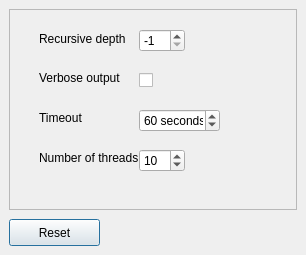
The window that linkcheck/gui/ui/options.ui (wummel/linkchecker) describes before a commit, drawn with Qt 5.
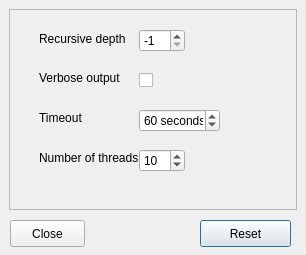
The same window after the commit.

Commit message: Added close button in options dialog

What changed in the file:
```diff
--- a/linkcheck/gui/ui/options.ui
+++ b/linkcheck/gui/ui/options.ui
@@ -15,8 +15,8 @@
   <widget class="QPushButton" name="resetButton" >
    <property name="geometry" >
     <rect>
-     <x>9</x>
-     <y>219</y>
+     <x>200</x>
+     <y>220</y>
      <width>91</width>
      <height>27</height>
     </rect>
@@ -196,6 +196,19 @@
     </property>
    </widget>
   </widget>
+  <widget class="QPushButton" name="closeButton" >
+   <property name="geometry" >
+    <rect>
+     <x>10</x>
+     <y>220</y>
+     <width>75</width>
+     <height>27</height>
+    </rect>
+   </property>
+   <property name="text" >
+    <string>Close</string>
+   </property>
+  </widget>
  </widget>
  <resources/>
  <connections/>
```
The commit also changes 2 other files.
